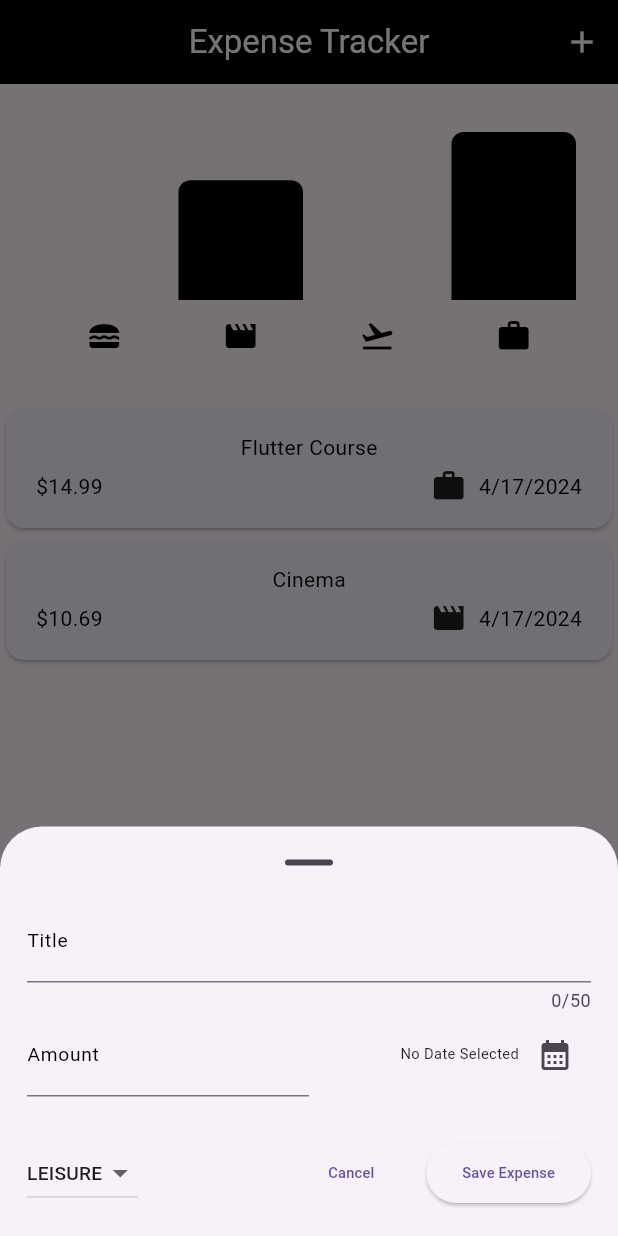
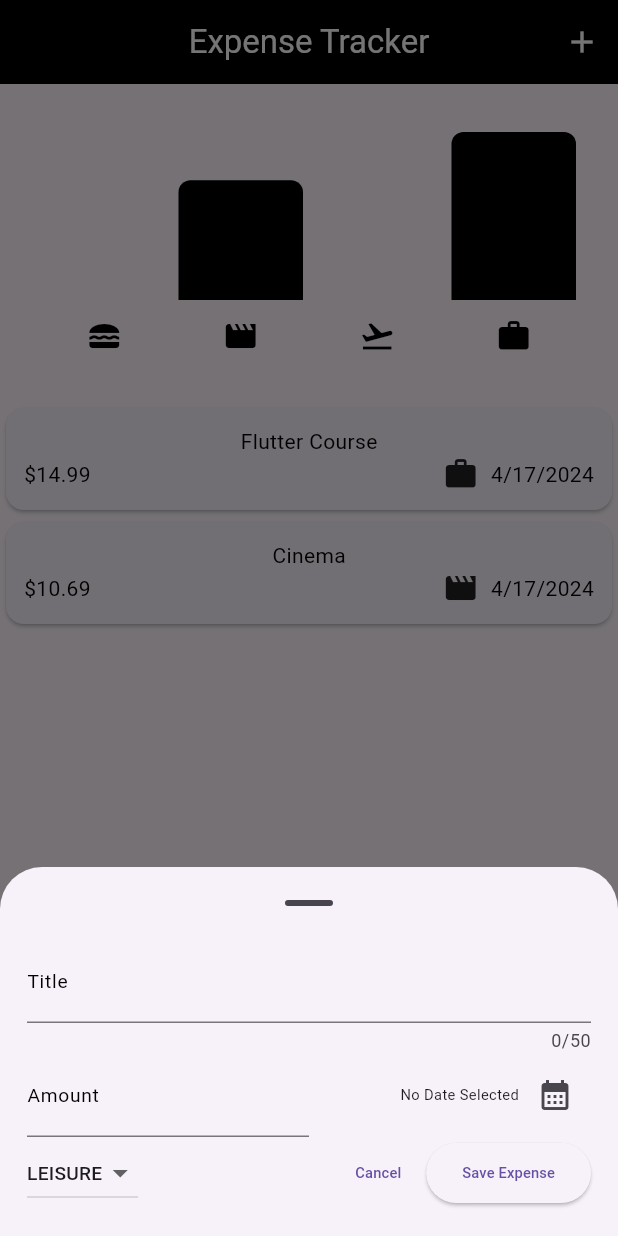
Before and after one commit to ivan-horchakov/expense_tracker_app, a Flutter app: the screen it shows after launch, after a tap on the "add" icon, on a phone screen of 412 x 824 dp. Run offline on Flutter 3.47's test engine with Material 3 defaults, Android fonts, the phone set to English and light mode, and no system bars.

Commit message:
Removed some SizedBoxes

```diff
--- a/lib/widgets/expenses_list/expense_item.dart
+++ b/lib/widgets/expenses_list/expense_item.dart
@@ -15,8 +15,8 @@ class ExpenseItem extends StatelessWidget {
     return Card(
       child: Padding(
         padding: const EdgeInsets.symmetric(
-          horizontal: 20,
-          vertical: 16,
+          horizontal: 12,
+          vertical: 12,
         ),
         child: Column(
           children: [
@@ -25,7 +25,6 @@ class ExpenseItem extends StatelessWidget {
               style: blackText,
               textScaler: const TextScaler.linear(textScaler),
             ),
-            const SizedBox(height: 4),
             Row(
               children: [
                 Text(
@@ -37,9 +36,7 @@ class ExpenseItem extends StatelessWidget {
                 Row(
                   children: [
                     Icon(categoryIcons[expense.category]),
-                    const SizedBox(
-                      width: 8,
-                    ),
+                    const SizedBox(width: 8),
                     Text(
                       expense.formattedDate,
                       style: blackText,
--- a/lib/widgets/new_expense.dart
+++ b/lib/widgets/new_expense.dart
@@ -91,8 +91,7 @@ class _NewExpenseState extends State<NewExpense> {
     return LayoutBuilder(
       builder: (ctx, constrains) {
         final width = constrains.maxWidth;
-        return SizedBox(
-          child: SingleChildScrollView(
+        return SingleChildScrollView(
           child: Padding(
             padding: EdgeInsets.fromLTRB(18, 0, 18, keyboardSpace + 18),
             child: Column(
@@ -114,7 +113,7 @@ class _NewExpenseState extends State<NewExpense> {
                           ),
                         ),
                       ),
-                        const SizedBox(width: 18),
+                      const SizedBox(width: 8),
                       Expanded(
                         child: TextField(
                           controller: _amountController,
@@ -168,7 +167,6 @@ class _NewExpenseState extends State<NewExpense> {
                           });
                         },
                       ),
-                        const SizedBox(width: 63),
                       Expanded(
                         child: Row(
                           mainAxisAlignment: MainAxisAlignment.center,
@@ -182,7 +180,6 @@ class _NewExpenseState extends State<NewExpense> {
                               onPressed: _presentDatePicker,
                               icon: const Icon(Icons.calendar_month),
                             ),
-                              const SizedBox(width: 18),
                             TextButton(
                               onPressed: () {
                                 Navigator.pop(context);
@@ -192,7 +189,6 @@ class _NewExpenseState extends State<NewExpense> {
                                 textScaler: TextScaler.linear(textScaler),
                               ),
                             ),
-                              const SizedBox(width: 18),
                             ElevatedButton(
                               onPressed: _submitExpenseData,
                               child: const Text(
@@ -240,7 +236,6 @@ class _NewExpenseState extends State<NewExpense> {
                       ),
                     ],
                   ),
-                  const SizedBox(height: 27),
                 if (width < 600)
                   Row(
                     children: [
@@ -276,7 +271,6 @@ class _NewExpenseState extends State<NewExpense> {
                           textScaler: TextScaler.linear(textScaler - 0.3),
                         ),
                       ),
-                        const SizedBox(width: 18),
                       ElevatedButton(
                         onPressed: _submitExpenseData,
                         child: const Text(
@@ -289,7 +283,6 @@ class _NewExpenseState extends State<NewExpense> {
               ],
             ),
           ),
-          ),
         );
       },
     );
```
Lines whose indentation alone changed are shown as unchanged.
